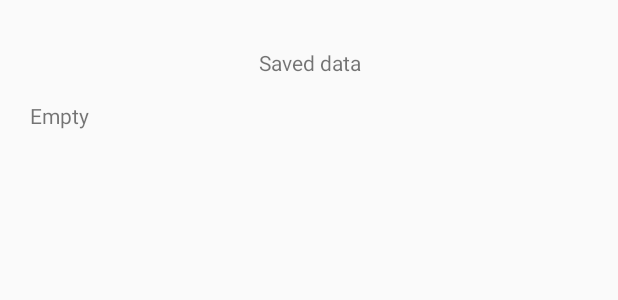
After one commit to RandomFrostbite/Lab4, an Android app: the layout activity_show_saved.xml on its own in the app's theme, with its tools: preview values and no code run, on a phone screen of 412 x 824 dp. The commit adds this screen. Shown: the top 300 px of the screen. Run offline under Robolectric (Android 15) with nearby library versions, the phone set to English and light mode, and no system bars.

Commit message:
Lab5 Done

```diff
--- a/app/src/main/AndroidManifest.xml
+++ b/app/src/main/AndroidManifest.xml
@@ -30,6 +30,7 @@
             </intent-filter>
         </activity>
         <activity android:name=".TaskInfoActivity"></activity>
+        <activity android:name=".show_saved" />
     </application>
 
 </manifest>
--- a/app/src/main/java/com/nvwa/lab4/TaskInfoFragment.java
+++ b/app/src/main/java/com/nvwa/lab4/TaskInfoFragment.java
@@ -3,6 +3,7 @@ package com.nvwa.lab4;
 
 import android.app.Activity;
 import android.content.Intent;
+import android.content.SharedPreferences;
 import android.graphics.Bitmap;
 import android.net.Uri;
 import android.os.Bundle;
@@ -30,7 +31,7 @@ public class TaskInfoFragment extends Fragment implements View.OnClickListener {
 
     public static final int REQUEST_IMAGE_CAPTURE = 1;
     private String mCurrentPhotoPath;
-    private Task mDisplayTask;
+    public Task mDisplayTask;
 
     public TaskInfoFragment() {
         // Required empty public constructor
@@ -80,7 +81,7 @@ public class TaskInfoFragment extends Fragment implements View.OnClickListener {
             try {
                 photoFile = createImageFile();
             } catch(IOException ex) {
-
+                ex.printStackTrace();
             }
 
             if ( photoFile != null ) {
--- /dev/null
+++ b/app/src/main/res/layout/activity_show_saved.xml
@@ -0,0 +1,28 @@
+<?xml version="1.0" encoding="utf-8"?>
+<RelativeLayout xmlns:android="http://schemas.android.com/apk/res/android"
+    xmlns:app="http://schemas.android.com/apk/res-auto"
+    xmlns:tools="http://schemas.android.com/tools"
+    android:layout_width="match_parent"
+    android:layout_height="match_parent"
+    tools:context=".show_saved">
+
+    <TextView
+        android:id="@+id/title"
+        android:layout_width="match_parent"
+        android:layout_height="wrap_content"
+        android:layout_marginStart="20dp"
+        android:layout_marginEnd="20dp"
+        android:layout_marginTop="32dp"
+        android:text="@string/titleData"
+        android:textAlignment="center"/>
+
+    <TextView
+        android:id="@+id/data"
+        android:layout_width="match_parent"
+        android:layout_height="wrap_content"
+        android:layout_marginTop="16dp"
+        android:layout_below="@+id/title"
+        android:layout_alignStart="@+id/title"
+        android:layout_alignEnd="@+id/title"
+        android:text="@string/data" />
+</RelativeLayout>
--- a/app/src/main/res/values/strings.xml
+++ b/app/src/main/res/values/strings.xml
@@ -8,6 +8,9 @@
     <string name="descText"></string>
     <string name="takePhoto">Take photo</string>
 
+    <string name="titleData">Saved data</string>
+    <string name="data">Empty</string>
+
     <string name="dialog_title">Delete action</string>
     <string name="dialog_OK">OK</string>
     <string name="dialog_Cancel">Cancel</string>
```
Also changed, not shown: app/src/main/java/com/nvwa/lab4/MainActivity.java (+43 -1 lines), app/src/main/java/com/nvwa/lab4/TaskInfoActivity.java (+46 -0 lines), app/src/main/java/com/nvwa/lab4/show_saved.java (added, +41 -0 lines).
